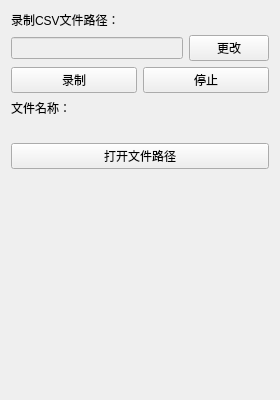
Before: the Qt Designer form ui/h2CsvRecord.ui in FOHEART/MotionGloveUI, drawn with Qt 5.
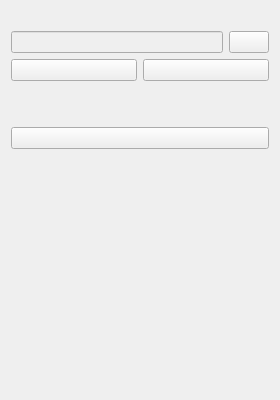
After: the same form once the commit is applied.

```diff
--- a/ui/h2CsvRecord.ui
+++ b/ui/h2CsvRecord.ui
@@ -16,9 +16,6 @@
   <layout class="QGridLayout" name="gridLayout">
    <item row="3" column="0">
     <widget class="QLabel" name="label_3">
-     <property name="text">
-      <string>文件名称：</string>
-     </property>
     </widget>
    </item>
    <item row="1" column="0">
@@ -32,9 +29,6 @@
      </item>
      <item>
       <widget class="QPushButton" name="PB_setCsvRecordDir">
-       <property name="text">
-        <string>更改</string>
-       </property>
       </widget>
      </item>
     </layout>
@@ -63,32 +57,20 @@
     <layout class="QHBoxLayout" name="horizontalLayout_2">
      <item>
       <widget class="QPushButton" name="PB_startRecord">
-       <property name="text">
-        <string>录制</string>
-       </property>
       </widget>
      </item>
      <item>
       <widget class="QPushButton" name="PB_stopRecord">
-       <property name="text">
-        <string>停止</string>
-       </property>
       </widget>
      </item>
     </layout>
    </item>
    <item row="0" column="0">
     <widget class="QLabel" name="label">
-     <property name="text">
-      <string>录制CSV文件路径：</string>
-     </property>
     </widget>
    </item>
    <item row="5" column="0">
     <widget class="QPushButton" name="PB_openFileDir">
-     <property name="text">
-      <string>打开文件路径</string>
-     </property>
     </widget>
    </item>
   </layout>
```
